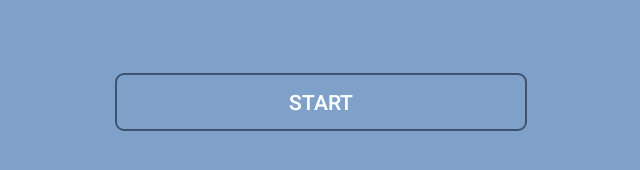
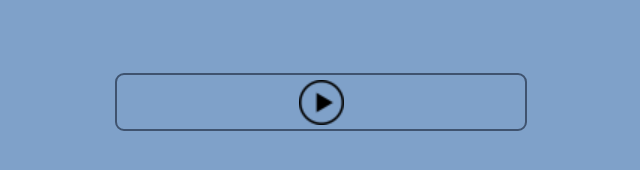
Before and after one commit to mahmadzadeh/dual-n-back-game, an Android app: the screen it shows after launch (StartScreenActivity), on a phone screen of 824 x 412 dp (held sideways). Shown: the part 208-378 px from the top of the screen, without its empty margins (297-937 px from the left). Run offline under Robolectric (Android 15) with nearby library versions, the light colour scheme and no system bars.

Commit message:
Display an image instead of text for continue button on start screen

```diff
--- a/app/src/main/java/com/dualnback/StartScreenActivity.java
+++ b/app/src/main/java/com/dualnback/StartScreenActivity.java
@@ -6,7 +6,7 @@ import android.support.v7.app.AppCompatActivity;
 import android.view.View;
 import android.widget.AdapterView;
 import android.widget.ArrayAdapter;
-import android.widget.Button;
+import android.widget.ImageButton;
 import android.widget.Spinner;
 
 import com.dualnback.game.NBackVersion;
@@ -34,7 +34,7 @@ public class StartScreenActivity extends AppCompatActivity {
         adapter.setDropDownViewResource( android.R.layout.simple_spinner_dropdown_item );
         spinner.setAdapter( adapter );
 
-        final Button button = findViewById( R.id.continueButton );
+        final ImageButton button = findViewById( R.id.startScreenButton );
 
         button.setOnClickListener( v -> {
             Intent mainActivityIntent = new Intent( v.getContext(), MainActivity.class );
--- a/app/src/main/java/com/dualnback/game/DualBackGame.java
+++ b/app/src/main/java/com/dualnback/game/DualBackGame.java
@@ -49,7 +49,6 @@ public class DualBackGame {
             this.locationMatch = null;
             return;
         }
-
 
         if ( currentTrial.getUserInput().isLocationMatch( this.locationMatch ) ) {
             score = score.update( CorrectLocation );
--- a/app/src/main/res/layout/content_start_screen.xml
+++ b/app/src/main/res/layout/content_start_screen.xml
@@ -102,8 +102,9 @@
 
             </LinearLayout>
 
-            <Button
-                android:id="@id/continueButton"
+            <ImageButton
+                android:id="@+id/startScreenButton"
+                android:src="@drawable/play"
                 android:layout_width="match_parent"
                 android:layout_height="78dp"
                 android:layout_weight=".45"
@@ -116,7 +117,7 @@
                 app:layout_constraintTop_toTopOf="parent"
                 app:layout_constraintVertical_bias="0.498">
 
-            </Button>
+            </ImageButton>
 
             <LinearLayout
                 android:layout_width="match_parent"
```
Also changed, not shown: app/src/main/res/drawable/play.png (added).
